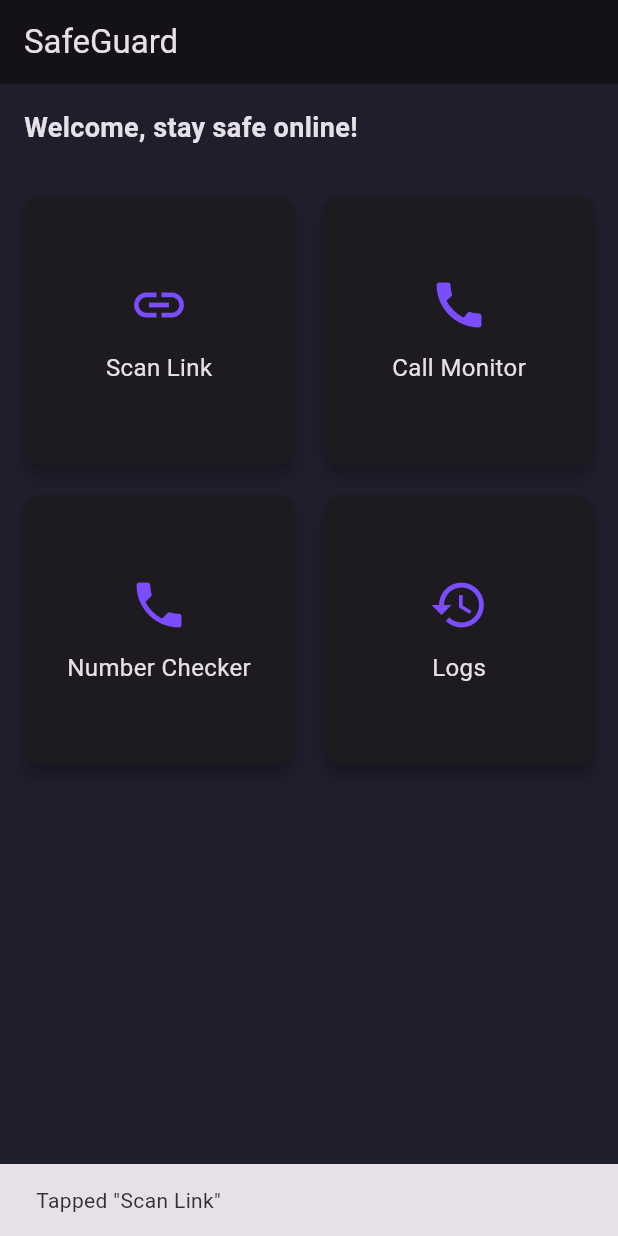
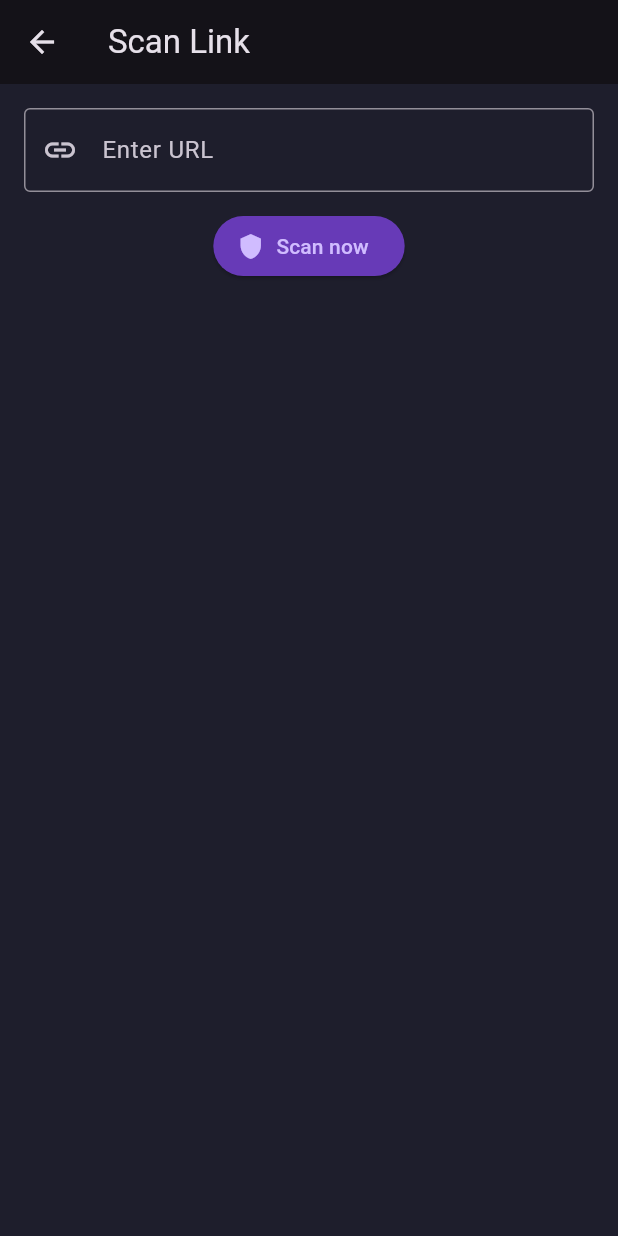
Before and after one commit to Subhojit131/Watchtower, a Flutter app: the screen it shows after launch, after a tap on "Scan Link", on a phone screen of 412 x 824 dp. Run offline on Flutter 3.47's test engine with Material 3 defaults, Android fonts, the phone set to English and light mode, and no system bars; our stand-ins replace flutter_dotenv.

Commit message:
add google safe browsing api

```diff
--- a/lib/main.dart
+++ b/lib/main.dart
@@ -1,6 +1,11 @@
 import 'package:flutter/material.dart';
+import 'screens/scan_link.dart';
+import 'package:flutter_dotenv/flutter_dotenv.dart';
 
-void main() => runApp(const MyApp());
+void main() async {
+  await dotenv.load();
+  runApp(const MyApp());
+}
 
 class MyApp extends StatelessWidget {
   const MyApp({super.key});
@@ -8,7 +13,7 @@
   @override
   Widget build(BuildContext context) {
     return MaterialApp(
-      title: 'SafeGuard',
+      title: 'Watch Tower',
       theme: ThemeData.dark().copyWith(
         primaryColor: Colors.deepPurple,
         scaffoldBackgroundColor: const Color(0xFF1E1E2C),
@@ -18,7 +23,7 @@
         ),
       ),
       debugShowCheckedModeBanner: false,
-      home: const MyHomePage(title: 'SafeGuard'),
+      home: const MyHomePage(title: 'Wactch Tower'),
     );
   }
 }
@@ -80,9 +85,16 @@
   Widget build(BuildContext context) {
     return GestureDetector(
       onTap: () {
-        ScaffoldMessenger.of(
-          context,
-        ).showSnackBar(SnackBar(content: Text('Tapped "$label"')));
+        if (label == 'Scan Link') {
+          Navigator.push(
+            context,
+            MaterialPageRoute(builder: (_) => const ScanLinkPage()),
+          );
+        } else {
+          ScaffoldMessenger.of(
+            context,
+          ).showSnackBar(SnackBar(content: Text('Tapped "$label"')));
+        }
       },
       child: Card(
         elevation: 4,
--- /dev/null
+++ b/lib/screens/scan_link.dart
@@ -0,0 +1,74 @@
+import 'package:flutter/material.dart';
+import '../services/url_checker_service.dart';
+
+class ScanLinkPage extends StatefulWidget {
+  const ScanLinkPage({super.key});
+
+  @override
+  State<ScanLinkPage> createState() => _ScanLinkPageState();
+}
+
+class _ScanLinkPageState extends State<ScanLinkPage> {
+  final _urlController = TextEditingController();
+  String? result;
+  bool isSafe = true;
+
+  void scanLink() async {
+    final url = _urlController.text.trim();
+    if (url.isEmpty) return;
+
+    setState(() {
+      result = "⏳ Scanning...";
+    });
+
+    try {
+      final isUnsafe = await UrlCheckerService.checkWithGoogleSafeBrowsing(url);
+      setState(() {
+        result = isUnsafe ? "⚠️ Unsafe Link Detected!" : "✅ Link Looks Safe.";
+        isSafe = !isUnsafe;
+      });
+    } catch (e) {
+      setState(() {
+        result = "❌ Error checking URL. Try again.";
+      });
+    }
+  }
+
+  @override
+  Widget build(BuildContext context) {
+    return Scaffold(
+      appBar: AppBar(title: const Text("Scan Link")),
+      body: Padding(
+        padding: const EdgeInsets.all(16),
+        child: Column(
+          children: [
+            TextField(
+              controller: _urlController,
+              decoration: const InputDecoration(
+                labelText: "Enter URL",
+                prefixIcon: Icon(Icons.link),
+                border: OutlineInputBorder(),
+              ),
+            ),
+            const SizedBox(height: 12),
+            ElevatedButton.icon(
+              onPressed: scanLink,
+              icon: const Icon(Icons.shield),
+              label: const Text("Scan now"),
+            ),
+            const SizedBox(height: 20),
+            if (result != null)
+              Text(
+                result!,
+                style: TextStyle(
+                  color: isSafe ? Colors.green : Colors.red,
+                  fontSize: 16,
+                  fontWeight: FontWeight.bold,
+                ),
+              ),
+          ],
+        ),
+      ),
+    );
+  }
+}
--- a/pubspec.yaml
+++ b/pubspec.yaml
@@ -30,6 +30,8 @@ environment:
 dependencies:
   flutter:
     sdk: flutter
+  http: ^0.13.6
+  flutter_dotenv: ^5.1.0
 
   # The following adds the Cupertino Icons font to your application.
   # Use with the CupertinoIcons class for iOS style icons.
```
Also changed, not shown: lib/services/url_checker_service.dart (added, +42 -0 lines), pubspec.lock, 1 other file.
